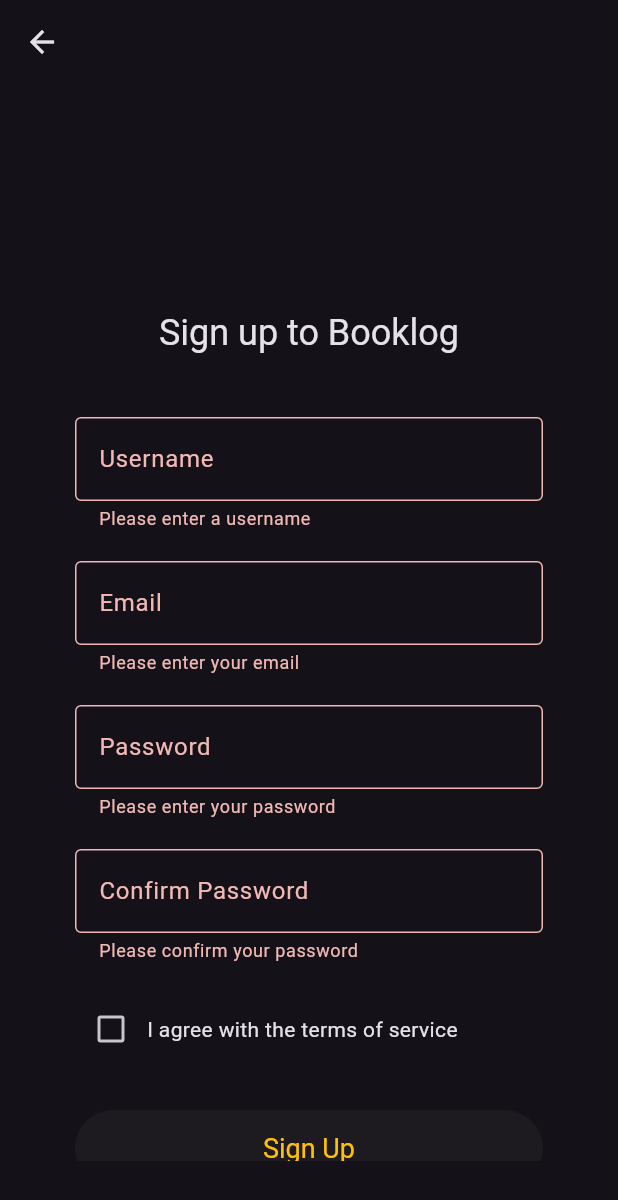
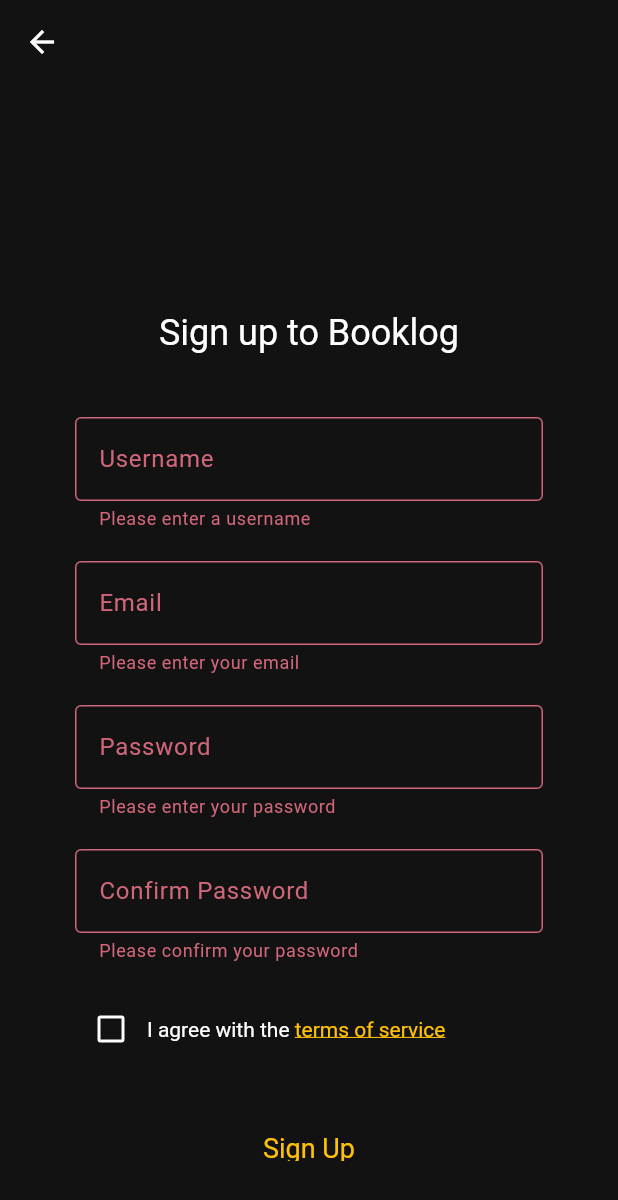
Before and after one commit to felxx/booklog, a Flutter app: the WidgetLoginUser screen opened by its route, after a tap on "Login", after a tap on "Don't have an account? Sign Up", after a tap on "Sign Up", on a phone screen of 412 x 824 dp. Shown: the top 1200 px of the screen. Run offline on Flutter 3.47's test engine with Material 3 defaults, Android fonts, the light colour scheme and no system bars; our stand-ins replace sqflite, sqflite_common_ffi_web; accounts and stored records are empty.

Commit message:
feat(auth) implement auth logic on user register and login

```diff
--- a/lib/config/app.dart
+++ b/lib/config/app.dart
@@ -1,8 +1,8 @@
-// lib/config/app.dart
 import 'package:booklog/config/routes.dart';
 import 'package:booklog/screens/home/presentation/widget_home.dart';
 import 'package:booklog/screens/auth/register/presentation/widget_register_user.dart';
 import 'package:booklog/screens/auth/login/presentation/widget_login_user.dart';
+import 'package:booklog/screens/my_collection/presentation/widget_booklist.dart';
 import 'package:booklog/screens/search/presentation/widget_search.dart';
 import 'package:booklog/screens/settings/presentation/widget_settings.dart';
 import 'package:booklog/screens/statistics/presentation/widget_statistics.dart';
@@ -20,16 +20,18 @@
       theme: ThemeData(
         brightness: Brightness.dark,
         primarySwatch: Colors.amber,
+        colorScheme: const ColorScheme.dark(primary: Colors.amber),
       ),
       initialRoute: Routes.home,
       routes: {
-        Routes.home :(context) => WidgetHome(),
-        Routes.registerUser :(context) => const WidgetRegisterUser(),
-        Routes.login :(context) => const WidgetLoginUser(),
-        Routes.statistics :(context) => const WidgetStatistics(),
-        Routes.wishlist :(context) => const WidgetWishlist(),
-        Routes.search :(context) => const WidgetSearch(),
-        Routes.settings :(context) => const WidgetSettings(),
+        Routes.home: (context) => const WidgetHome(),
+        Routes.registerUser: (context) => const WidgetRegisterUser(),
+        Routes.login: (context) => const WidgetLoginUser(),
+        Routes.statistics: (context) => const WidgetStatistics(),
+        Routes.wishlist: (context) => const WidgetWishlist(),
+        Routes.search: (context) => const WidgetSearch(),
+        Routes.settings: (context) => const WidgetSettings(),
+        Routes.booklist: (context) => const WidgetBooklist(),
       },
     );
   }
--- a/lib/screens/auth/login/presentation/widget_login_user.dart
+++ b/lib/screens/auth/login/presentation/widget_login_user.dart
@@ -1,5 +1,7 @@
 import 'package:flutter/material.dart';
 import 'package:booklog/config/routes.dart';
+import 'package:booklog/core/auth/auth_service.dart';
+import 'package:booklog/core/database/dao/user_dao.dart';
 
 class WidgetLoginUser extends StatefulWidget {
   const WidgetLoginUser({super.key});
@@ -12,6 +14,8 @@
   final _formKey = GlobalKey<FormState>();
   final TextEditingController _emailController = TextEditingController();
   final TextEditingController _passwordController = TextEditingController();
+  final UserDAO _userDAO = UserDAO();
+  final AuthService _authService = AuthService();
 
   @override
   void dispose() {
@@ -20,14 +24,24 @@
     super.dispose();
   }
 
-  void _performLogin() {
+  void _performLogin() async {
     if (_formKey.currentState!.validate()) {
-      // TO-DO: Login logic
+      final user = await _userDAO.findByEmailAndPassword(
+        _emailController.text,
+        _passwordController.text,
+      );
 
-      ScaffoldMessenger.of(context).showSnackBar(
-        const SnackBar(content: Text('Login successful!')),
-      );
-      Navigator.pushReplacementNamed(context, Routes.home);
+      if (user != null) {
+        _authService.login(user);
+        ScaffoldMessenger.of(context).showSnackBar(
+          const SnackBar(content: Text('Login successful!')),
+        );
+        Navigator.pushReplacementNamed(context, Routes.home);
+      } else {
+        ScaffoldMessenger.of(context).showSnackBar(
+          const SnackBar(content: Text('Invalid email or password.')),
+        );
+      }
     }
   }
 
@@ -48,7 +62,6 @@
                 textAlign: TextAlign.center,
               ),
               const SizedBox(height: 40),
-
               TextFormField(
                 controller: _emailController,
                 decoration: const InputDecoration(
@@ -67,7 +80,6 @@
                 },
               ),
               const SizedBox(height: 20),
-
               TextFormField(
                 controller: _passwordController,
                 decoration: const InputDecoration(
@@ -83,7 +95,6 @@
                 },
               ),
               const SizedBox(height: 30),
-
               ElevatedButton(
                 style: ElevatedButton.styleFrom(
                   foregroundColor: Colors.amber,
@@ -94,7 +105,6 @@
                 child: const Text('Login'),
               ),
               const SizedBox(height: 20),
-
               TextButton(
                 onPressed: () {
                   ScaffoldMessenger.of(context).showSnackBar(
@@ -107,7 +117,6 @@
                 child: const Text('Forgot the password?'),
               ),
               const SizedBox(height: 0),
-
               TextButton(
                 onPressed: () {
                   Navigator.pushReplacementNamed(context, Routes.registerUser);
--- a/lib/screens/auth/register/presentation/widget_register_user.dart
+++ b/lib/screens/auth/register/presentation/widget_register_user.dart
@@ -1,5 +1,8 @@
 import 'package:booklog/config/routes.dart';
+import 'package:booklog/core/database/dao/user_dao.dart';
+import 'package:booklog/core/dto/user_dto.dart';
 import 'package:booklog/shared/widgets/service_terms.dart';
+import 'package:flutter/gestures.dart';
 import 'package:flutter/material.dart';
 
 class WidgetRegisterUser extends StatefulWidget {
@@ -15,6 +18,7 @@
   final _usernameController = TextEditingController();
   final _passwordController = TextEditingController();
   final _confirmPasswordController = TextEditingController();
+  final UserDAO _userDAO = UserDAO();
   bool _agreeToTerms = false;
 
   @override
@@ -26,21 +30,38 @@
     super.dispose();
   }
 
-  void _performRegistration() {
-    if(_formKey.currentState!.validate()) {
+  void _performRegistration() async {
+    if (_formKey.currentState!.validate()) {
       if (!_agreeToTerms) {
         ScaffoldMessenger.of(context).showSnackBar(
-          const SnackBar(content: Text('You have to agree to our terms of service to continue.')),
+          const SnackBar(
+            content: Text('You must agree to the terms to continue.'),
+          ),
         );
         return;
       }
 
-      // To-do: sign up logic
+      final existingUser = await _userDAO.findByEmail(_emailController.text);
+      if (existingUser != null) {
+        ScaffoldMessenger.of(context).showSnackBar(
+          const SnackBar(content: Text('This email is already registered.')),
+        );
+        return;
+      }
 
-      ScaffoldMessenger.of(context).showSnackBar(
-        const SnackBar(content: Text('Registration successful!')),
+      final newUser = UserDTO(
+        username: _usernameController.text,
+        email: _emailController.text,
+        password: _passwordController.text,
+        role: 'READER',
       );
-      Navigator.pushReplacementNamed(context, Routes.home);
+
+      await _userDAO.save(newUser);
+
+      ScaffoldMessenger.of(
+        context,
+      ).showSnackBar(const SnackBar(content: Text('Registration successful!')));
+      Navigator.pushReplacementNamed(context, Routes.login);
     }
   }
 
@@ -61,7 +82,6 @@
                 textAlign: TextAlign.center,
               ),
               const SizedBox(height: 40),
-
               TextFormField(
                 controller: _usernameController,
                 decoration: const InputDecoration(
@@ -76,7 +96,6 @@
                 },
               ),
               const SizedBox(height: 20),
-
               TextFormField(
                 controller: _emailController,
                 decoration: const InputDecoration(
@@ -95,7 +114,6 @@
                 },
               ),
               const SizedBox(height: 20),
-
               TextFormField(
                 controller: _passwordController,
                 decoration: const InputDecoration(
@@ -114,7 +132,6 @@
                 },
               ),
               const SizedBox(height: 20),
-
               TextFormField(
                 controller: _confirmPasswordController,
                 decoration: const InputDecoration(
@@ -133,7 +150,6 @@
                 },
               ),
               const SizedBox(height: 20),
-
               Row(
                 children: <Widget>[
                   Checkbox(
@@ -147,13 +163,27 @@
                     checkColor: Colors.black,
                   ),
                   Expanded(
-                    child: GestureDetector(
-                      onTap: () {
+                    child: RichText(
+                      text: TextSpan(
+                        style: TextStyle(
+                          color: Theme.of(context).textTheme.bodyLarge?.color,
+                        ),
+                        children: <TextSpan>[
+                          const TextSpan(text: 'I agree with the '),
+                          TextSpan(
+                            text: 'terms of service',
+                            recognizer:
+                                TapGestureRecognizer()
+                                  ..onTap = () {
                                     showDialog(
                                       context: context,
-                          builder: (context) => AlertDialog(
-                            title: const Text('Terms of Service'),
-                            content: const SingleChildScrollView(
+                                      builder:
+                                          (context) => AlertDialog(
+                                            title: const Text(
+                                              'Terms of Service',
+                                            ),
+                                            content:
+                                                const SingleChildScrollView(
                                                   child: ServiceTermsWidget(),
                                                 ),
                                             actions: [
@@ -165,13 +195,18 @@
                                           ),
                                     );
                                   },
-                      child: const Text('I agree with the terms of service'),
+                            style: const TextStyle(
+                              color: Colors.amber,
+                              decoration: TextDecoration.underline,
+                            ),
+                          ),
+                        ],
+                      ),
                     ),
                   ),
                 ],
               ),
               const SizedBox(height: 30),
-
               ElevatedButton(
                 style: ElevatedButton.styleFrom(
                   foregroundColor: Colors.amber,
@@ -186,9 +221,7 @@
                 onPressed: () {
                   Navigator.of(context).pushNamed('/login');
                 },
-                 style: TextButton.styleFrom(
-                   foregroundColor: Colors.amber,
-                 ),
+                style: TextButton.styleFrom(foregroundColor: Colors.amber),
                 child: const Text('Already have an account? Log in'),
               ),
             ],
```
Lines whose indentation alone changed are shown as unchanged.
